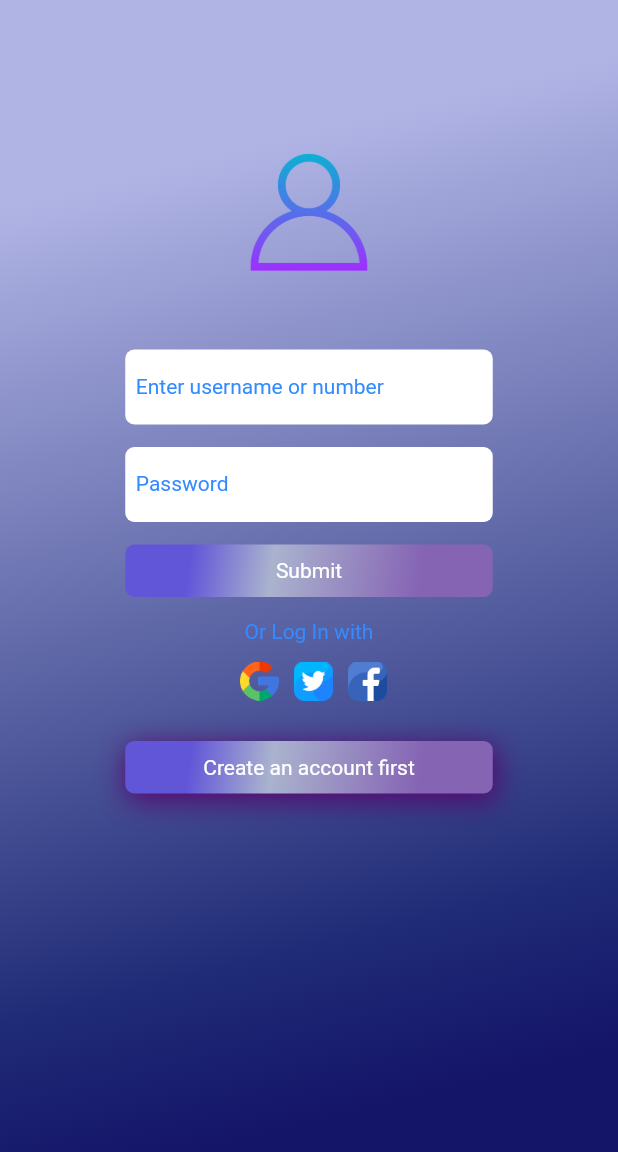
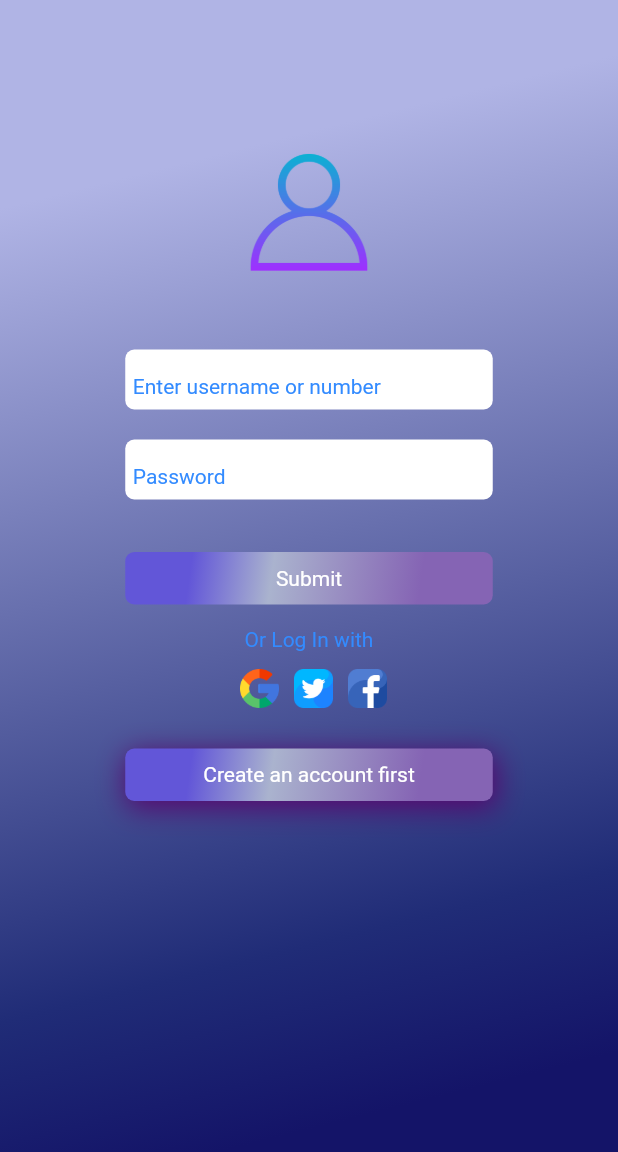
Before and after one commit to sharjeel65/chat_up, a Flutter app: the screen it shows after launch, on a phone screen of 412 x 824 dp. Shown: the top 1152 px of the screen. Run offline on Flutter 3.47's test engine with Material 2 defaults, Android fonts, the phone set to English and light mode, and no system bars; our stand-ins replace dropdown_search, firebase_auth, firebase_core, flutter_native_splash, lottie; accounts and stored records are empty; Roboto replaces fonts that are missing (Times New Roman).

Commit message:
After adding redlines form field in login

```diff
--- a/lib/LoginPage.dart
+++ b/lib/LoginPage.dart
@@ -5,7 +5,6 @@ import 'package:flutter/foundation.dart';
 import 'package:flutter/material.dart';
 import 'package:flutter/widgets.dart';
 import 'package:chat_up/SignupPage.dart';
-import 'package:firebase_core/firebase_core.dart';
 import 'package:firebase_auth/firebase_auth.dart';
 import 'Auth.dart';
 import 'Validator.dart';
@@ -33,7 +32,6 @@ class _LoginPageState extends State<LoginPage> {
   bool _isProcessing = false;
 
   User? user = FirebaseAuth.instance.currentUser;
-
 
   @override
   Widget build(BuildContext context) {
@@ -89,13 +87,21 @@ class _LoginPageState extends State<LoginPage> {
                       child: Column(
                         children: [
                           Container(
+                            width: 245,
+                            height: 60,
+                            padding: EdgeInsets.only(bottom: 0),
+                            child: Stack(
+                              children: [
+                                Container(
+                                  margin: EdgeInsets.fromLTRB(0, 0, 0, 15),
                                   padding: EdgeInsets.fromLTRB(2, 0, 0, 5),
                                   decoration: BoxDecoration(
                                       color: Colors.white,
                                       borderRadius: BorderRadius.circular(6)),
-                            height: 50,
+                                  height: 40,
                                   width: 245,
-                            child: TextFormField(
+                                ),
+                                TextFormField(
                                   keyboardType: TextInputType.text,
                                   textDirection: TextDirection.ltr,
                                   controller: _emailTextController,
@@ -110,29 +116,42 @@ class _LoginPageState extends State<LoginPage> {
                                       color: Color(0xFFF338BFF),
                                       fontSize: 14,
                                     ),
-                                errorBorder: UnderlineInputBorder(
+                                    errorBorder: OutlineInputBorder(
                                       borderRadius: BorderRadius.circular(6.0),
                                       borderSide: BorderSide(
                                         color: Colors.red,
                                       ),
                                     ),
+                                    errorStyle: TextStyle(
+                                      height: 1,
+                                    ),
                                     border: InputBorder.none,
                                   ),
                                 ),
+                              ],
+                            ),
                           ),
                           Container(
+                            width: 245,
+                            height: 60,
+                            padding: EdgeInsets.only(bottom: 0),
+                            child: Stack(
+                              children: [
+                                Container(
+                                  margin: EdgeInsets.fromLTRB(0, 0, 0, 15),
                                   padding: EdgeInsets.fromLTRB(2, 0, 0, 5),
                                   decoration: BoxDecoration(
                                       color: Colors.white,
                                       borderRadius: BorderRadius.circular(6)),
-                            height: 50,
+                                  height: 40,
                                   width: 245,
-                            margin: EdgeInsets.fromLTRB(0, 15, 0, 0),
-                            child: TextFormField(
+                                ),
+                                TextFormField(
                                   controller: _passwordTextController,
                                   focusNode: _focusPassword,
                                   obscureText: true,
-                              validator: (value) => Validator.validatePassword(
+                                  validator: (value) =>
+                                      Validator.validatePassword(
                                     password: value,
                                   ),
                                   keyboardType: TextInputType.text,
@@ -144,14 +163,19 @@ class _LoginPageState extends State<LoginPage> {
                                       color: Color(0xFFF338BFF),
                                       fontSize: 14,
                                     ),
-                                errorBorder: UnderlineInputBorder(
+                                    errorBorder: OutlineInputBorder(
                                       borderRadius: BorderRadius.circular(6.0),
                                       borderSide: BorderSide(
                                         color: Colors.red,
                                       ),
                                     ),
+                                    errorStyle: TextStyle(
+                                      height: 1,
+                                    ),
                                     border: InputBorder.none,
                                   ),
+                                ),
+                              ],
                             ),
                           ),
                           Container(
@@ -192,8 +216,20 @@ class _LoginPageState extends State<LoginPage> {
                                   if (user != null) {
                                     Navigator.of(context).pushReplacement(
                                       MaterialPageRoute(
-                                        builder: (context) => UserHome(user: user),
+                                        builder: (context) =>
+                                            UserHome(user: user),
                                       ),
+                                    );
+                                  } else if (user == null) {
+                                    showDialog(
+                                      context: context,
+                                      builder: (BuildContext context) {
+                                        return AlertDialog(
+                                          content: Container(
+                                            child: Text(errormessage),
+                                          ),
+                                        );
+                                      },
                                     );
                                   }
                                 }
--- a/lib/Validator.dart
+++ b/lib/Validator.dart
@@ -1,3 +1,4 @@
+
 class Validator {
   static String? validateName({required String? name}) {
     if (name == null) {
@@ -39,7 +40,6 @@ class Validator {
     } else if (!emailRegExp.hasMatch(email)) {
       return 'Enter a correct email';
     }
-
     return null;
   }
 
```
Also changed, not shown: lib/Auth.dart (+77 -16 lines), lib/SignupPage.dart (+13 -1 lines). Lines whose indentation alone changed are shown as unchanged.
